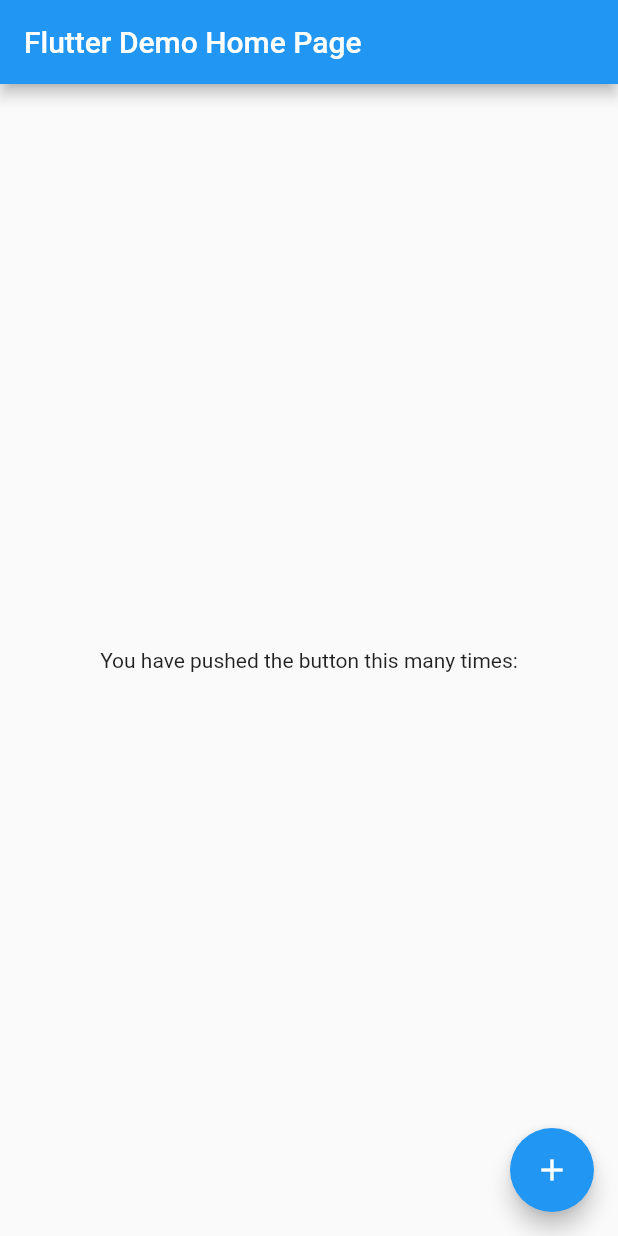
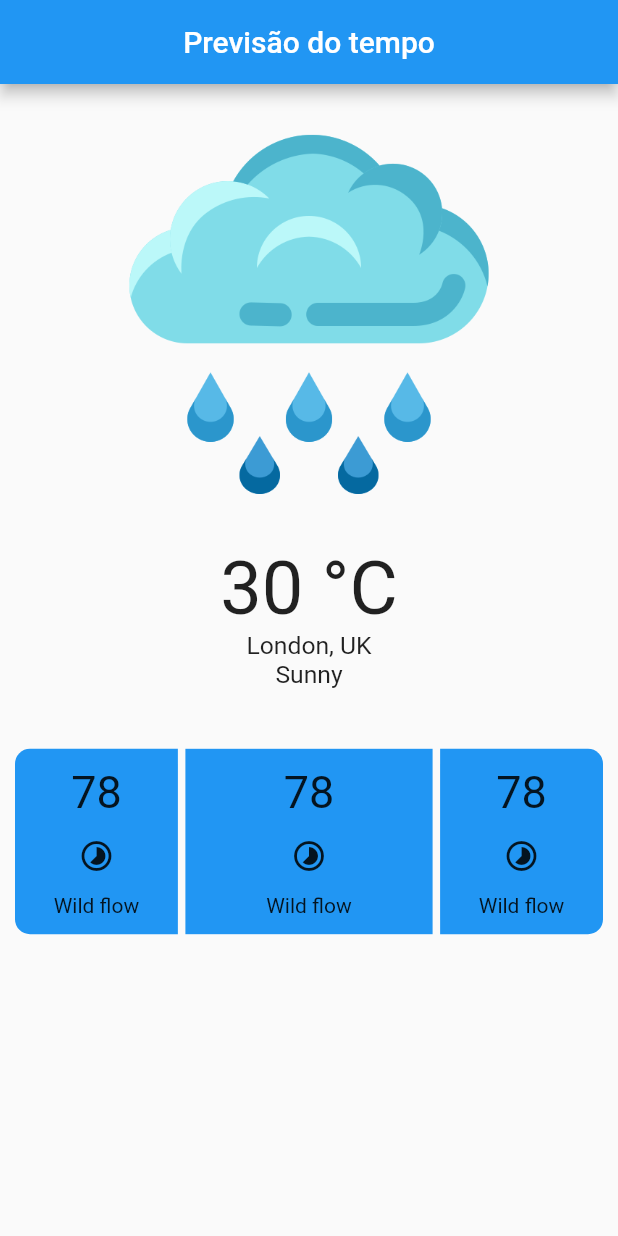
Before and after one commit to adrianoaraujo0/app_de_clima, a Flutter app: the screen it shows after launch, on a phone screen of 412 x 824 dp. Run offline on Flutter 3.47's test engine with Material 2 defaults, Android fonts, the phone set to English and light mode, and no system bars; our stand-ins replace geolocator.

Commit message:
build splash_screen

```diff
--- a/lib/main.dart
+++ b/lib/main.dart
@@ -1,11 +1,7 @@
-import 'package:app_weather/controller.dart';
-import 'package:app_weather/service/weather_service.dart';
+import 'package:app_weather/view/splash_screen/splash_screen_ui.dart';
 import 'package:flutter/material.dart';
-import 'package:geolocator/geolocator.dart';
 
-void main() {
-  runApp(const MyApp());
-}
+void main() => runApp(const MyApp());
 
 class MyApp extends StatelessWidget {
   const MyApp({super.key});
@@ -13,68 +9,11 @@ class MyApp extends StatelessWidget {
   @override
   Widget build(BuildContext context) {
     return MaterialApp(
-      title: 'Flutter Demo',
+      debugShowCheckedModeBanner: false,
       theme: ThemeData(
-
         primarySwatch: Colors.blue,
       ),
-      home: const MyHomePage(title: 'Flutter Demo Home Page'),
+      home: SplashScreenUi(),
     );
   }
 }
-
-class MyHomePage extends StatefulWidget {
-  const MyHomePage({super.key, required this.title});
-
-
-  final String title;
-
-  @override
-  State<MyHomePage> createState() => _MyHomePageState();
-}
-
-class _MyHomePageState extends State<MyHomePage> {
-  WeatherService service = WeatherService();
-  PostosController postosController = PostosController();
-
-  @override
-  void initState() {
-    super.initState();
-
-  }
-
-  @override
-  Widget build(BuildContext context) {
-
-    return Scaffold(
-      appBar: AppBar(
-
-        title: Text(widget.title),
-      ),
-      body: Center(
-
-        child: Column(
-
-          mainAxisAlignment: MainAxisAlignment.center,
-          children: <Widget>[
-            const Text(
-              'You have pushed the button this many times:',
-            ),
-
-          ],
-        ),
-      ),
-      floatingActionButton: FloatingActionButton(
-        onPressed: () async{
-          Position p = await Geolocator.getCurrentPosition();
-          print(p.latitude);
-          print(p.longitude);
-          // service.getCityName(latitude: p.latitude, longitude: p.longitude);
-          service.getCurrentInfo(latitude: p.latitude, longitude: p.longitude);
-        },
-        tooltip: 'Increment',
-        child: const Icon(Icons.add),
-      ), // This trailing comma makes auto-formatting nicer for build methods.
-    );
-  }
-}
--- /dev/null
+++ b/lib/view/splash_screen/splash_screen_ui.dart
@@ -0,0 +1,101 @@
+
+import 'package:flutter/material.dart';
+
+class SplashScreenUi extends StatefulWidget {
+  const SplashScreenUi({super.key});
+
+  @override
+  State<SplashScreenUi> createState() => _SplashScreenUiState();
+}
+
+class _SplashScreenUiState extends State<SplashScreenUi> {
+  @override
+  Widget build(BuildContext context) {
+    double heightScreen = MediaQuery.of(context).size.height;
+    double widthScreen = MediaQuery.of(context).size.width;
+
+    return Scaffold(
+      appBar: AppBar(title: const Text("Previsão do tempo"), centerTitle: true),
+      body: Column(
+        children: [
+          weatherPictures(heightScreen),
+          localInfos(heightScreen),
+          weatherInfos(heightScreen ,widthScreen)
+        ]
+      ),
+    );
+  }
+
+  Widget weatherPictures(double heightScreen){
+    return Padding(
+      padding: const EdgeInsets.fromLTRB(0,30,0,0),
+      child: Center(
+        child: Image.asset("assets/images/rain.png", height: heightScreen * 0.3)
+      ),
+    );
+  }
+
+  Widget localInfos(double heightScreen){
+    return Padding(
+      padding: const EdgeInsets.symmetric(vertical: 30),
+      child: Column(
+        children: [
+          Text("30 °C", style: TextStyle(fontSize: heightScreen * 0.06)),
+          Text("London, UK", style: TextStyle(fontSize: heightScreen * 0.02)),
+          Text("Sunny", style: TextStyle(fontSize: heightScreen * 0.02)),
+        ],
+      ),
+    );
+  }
+
+  Widget weatherInfos(double heightScreen ,double widthScreen){
+    return Padding(
+      padding: const EdgeInsets.symmetric(horizontal: 10, vertical: 10),
+      child: Row(
+        mainAxisAlignment: MainAxisAlignment.spaceBetween,
+        children: [
+          Expanded(child: weatherInfosContainer(heightScreen, widthScreen * 0.2, true, false)),
+          const  SizedBox(width: 5),
+          weatherInfosContainer(heightScreen, widthScreen * 0.40, true, true),
+          const SizedBox(width: 5),
+          Expanded(child: weatherInfosContainer(heightScreen, widthScreen * 0.2, false, false)),
+        ],
+      ),
+    );
+  }
+
+  Widget weatherInfosContainer(
+    double height,
+    double width,
+    bool onlyRadiusLeft,
+    bool isBorderless
+  ){
+    return Container(
+      height: height * 0.15,
+      width: width ,
+      decoration:BoxDecoration(
+        color: Colors.blue,
+        borderRadius:  isBorderless
+        ? null
+        : BorderRadius.only(
+            bottomLeft: Radius.circular(onlyRadiusLeft ? 10 : 0),
+            topLeft: Radius.circular(onlyRadiusLeft ? 10 : 0),
+            bottomRight: Radius.circular(onlyRadiusLeft ? 0 : 10),
+            topRight: Radius.circular(onlyRadiusLeft ? 0 : 10),
+          ),
+      ),
+      child: Padding(
+        padding: const EdgeInsets.symmetric(vertical: 5),
+        child: Column(
+          mainAxisAlignment: MainAxisAlignment.spaceAround,
+          children: [
+            Text("78", style: TextStyle(fontSize: 30),),
+            Icon(Icons.timelapse_rounded),
+            Text("Wild flow")
+          ],
+        ),
+      ),
+    );
+  }
+
+}
--- a/pubspec.yaml
+++ b/pubspec.yaml
@@ -28,4 +28,7 @@ dev_dependencies:
 
 flutter:
 
+  assets:
+  - assets/images/
+
   uses-material-design: true
```
Also changed, not shown: assets/images/rain.png (added).
